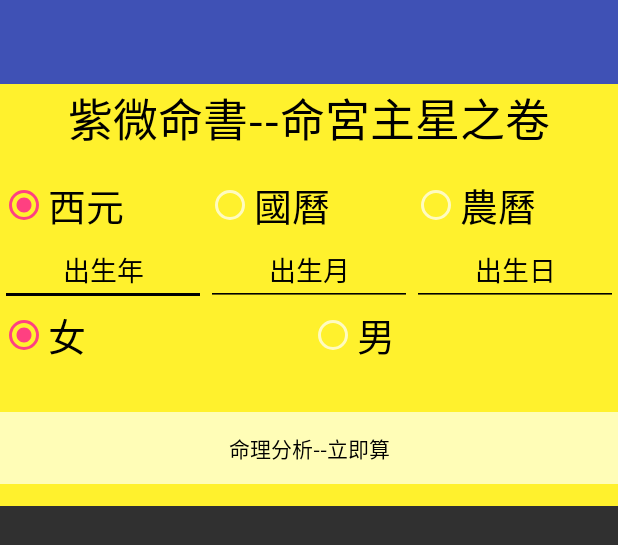
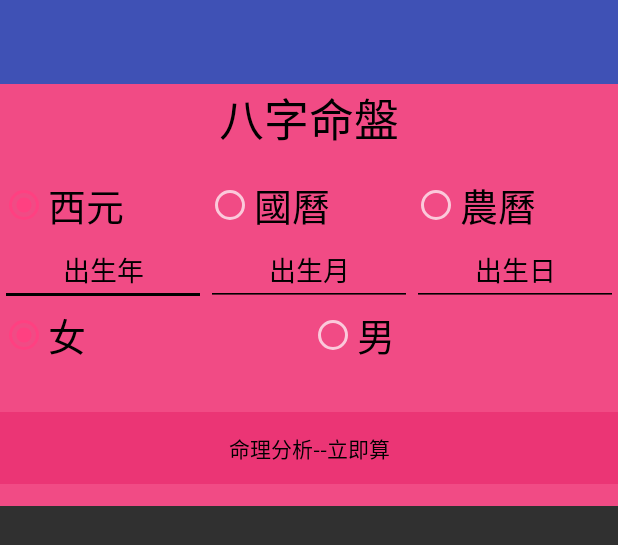
Before and after one commit to travor20814/DMCL2016_CSMUSE, an Android app: the layout eightwordminpan.xml on its own in the app's theme, with its tools: preview values and no code run, on a phone screen of 412 x 824 dp. Shown: the top 545 px of the screen. Run offline under Robolectric (Android 15) with nearby library versions, the phone set to English and light mode, and no system bars.

Commit message:
命書顏色顏色試改紫色，八字命盤做到一半

```diff
--- a/app/src/main/AndroidManifest.xml
+++ b/app/src/main/AndroidManifest.xml
@@ -86,6 +86,12 @@
             android:label="會員專區"
             android:theme="@style/AppTheme.NoActionBar">
         </activity>
+        <activity
+            android:screenOrientation="portrait"
+            android:name=".EightWordMinpanActivity"
+            android:label="八字命盤"
+            android:theme="@style/AppTheme.Base">
+        </activity>
     </application>
 
 </manifest>
--- a/app/src/main/java/dmcl/csmuse2016/HomePageActivity.java
+++ b/app/src/main/java/dmcl/csmuse2016/HomePageActivity.java
@@ -65,7 +65,8 @@ public class HomePageActivity extends Activity {
                     HomePageActivity.this.startActivity(intentMember);
                 }
                 if (v == imagebutton06){//八卦命盤
-
+                    Intent intent = new Intent(HomePageActivity.this,EightWordMinpanActivity.class);
+                    HomePageActivity.this.startActivity(intent);
                 }
             }
         };
@@ -74,6 +75,7 @@ public class HomePageActivity extends Activity {
         imagebutton03.setOnClickListener(handler);
         imagebutton04.setOnClickListener(handler);
         imagebutton05.setOnClickListener(handler);
+        imagebutton06.setOnClickListener(handler);
     }
     public void back_doNegativeClick() {
         // Do stuff here.
--- a/app/src/main/res/layout/minsu.xml
+++ b/app/src/main/res/layout/eightwordminpan.xml
@@ -10,7 +10,7 @@
     <!--這是測試用的textview 實際內容應該放各種主題 *layout_below-->
 
     <android.support.v7.widget.Toolbar
-        android:id="@+id/toolbar_minsu"
+        android:id="@+id/toolbar_eightwordminpan"
         android:layout_height="?attr/actionBarSize"
         android:layout_width="match_parent"
         android:background="?attr/colorPrimary">
@@ -20,7 +20,7 @@
         android:orientation="vertical"
         android:layout_width="match_parent"
         android:layout_height="wrap_content"
-        android:background="#fff12d"
+        android:background="#f14b85"
         android:layout_weight="0.03">
 
         <LinearLayout
@@ -36,7 +36,7 @@
 
                 android:textSize="30dp"
                 android:textAppearance="?android:attr/textAppearanceLarge"
-                android:text="紫微命書--命宮主星之卷" />
+                android:text="八字命盤" />
 
             <Space
                 android:layout_width="match_parent"
@@ -50,12 +50,12 @@
             android:layout_height="wrap_content"
             android:layout_below="@+id/editText_Birthday"
             android:orientation="horizontal"
-            android:id="@+id/Gruop_YearType">
+            android:id="@+id/Gruop_YearType2">
 
             <RadioButton
                 android:layout_width="wrap_content"
                 android:layout_height="wrap_content"
-                android:id="@+id/radio_west"
+                android:id="@+id/radio_west2"
                 android:text="西元"
                 android:textSize="25dp"
                 android:textColor="#000000"
@@ -65,7 +65,7 @@
             <RadioButton
                 android:layout_width="wrap_content"
                 android:layout_height="wrap_content"
-                android:id="@+id/radio_guo"
+                android:id="@+id/radio_guo2"
                 android:text="國曆"
                 android:textSize="25dp"
                 android:textColor="#000000"
@@ -76,7 +76,7 @@
             <RadioButton
                 android:layout_width="wrap_content"
                 android:layout_height="wrap_content"
-                android:id="@+id/radio_non"
+                android:id="@+id/radio_non2"
                 android:text="農曆"
                 android:textSize="25dp"
                 android:textColor="#000000"
@@ -94,7 +94,7 @@
                 android:layout_height="wrap_content"
                 android:layout_weight="1"
                 android:hint="出生年"
-                android:id="@+id/input_year_m"
+                android:id="@+id/input_year_m2"
                 android:textColor="#000000"
                 android:textColorHint="#000000"
                 android:backgroundTint="#000000"
@@ -105,7 +105,7 @@
                 android:layout_height="wrap_content"
                 android:layout_weight="1"
                 android:hint="出生月"
-                android:id="@+id/input_month_m"
+                android:id="@+id/input_month_m2"
                 android:textColor="#000000"
                 android:textColorHint="#000000"
                 android:backgroundTint="#000000"
@@ -116,7 +116,7 @@
                 android:layout_height="wrap_content"
                 android:layout_weight="1"
                 android:hint="出生日"
-                android:id="@+id/input_day_m"
+                android:id="@+id/input_day_m2"
                 android:textColor="#000000"
                 android:textColorHint="#000000"
                 android:backgroundTint="#000000"
@@ -129,7 +129,7 @@
             android:layout_height="wrap_content"
             android:layout_below="@+id/editText_Birthday"
             android:orientation="horizontal"
-            android:id="@+id/Gruop_Sex2">
+            android:id="@+id/Gruop_Sex3">
             <RadioButton
                 android:layout_width="wrap_content"
                 android:layout_height="wrap_content"
@@ -137,7 +137,7 @@
                 android:text="女"
                 android:textSize="25dp"
                 android:textAppearance="?android:attr/textAppearanceLarge"
-                android:id="@+id/radio_Female2"
+                android:id="@+id/radio_Female3"
                 android:layout_weight="0.5"
                 android:checked="true" />
 
@@ -148,7 +148,7 @@
                 android:textSize="25dp"
                 android:textColor="#000000"
                 android:textAppearance="?android:attr/textAppearanceLarge"
-                android:id="@+id/radio_Male2"
+                android:id="@+id/radio_Male3"
                 android:layout_weight="0.5"
                 android:checked="false" />
         </RadioGroup>
@@ -160,8 +160,8 @@
         <Spinner
             android:layout_width="match_parent"
             android:layout_height="wrap_content"
-            android:background="#bd000000"
-            android:id="@+id/spinner" />
+            android:background="#f3ff4492"
+            android:id="@+id/spinner2" />
 
 
         <Space
@@ -179,8 +179,8 @@
                 android:layout_height="fill_parent"
                 android:text="命理分析--立即算"
                 android:textColor="#000000"
-                android:background="#fffdb7"
-                android:id="@+id/button_Submit2" />
+                android:background="#eb3575"
+                android:id="@+id/button_Submit3" />
         </LinearLayout>
 
 
@@ -196,6 +196,6 @@
             android:orientation="vertical"
             android:layout_width="match_parent"
             android:layout_height="match_parent"
-            android:id="@+id/L2"></LinearLayout>
+            android:id="@+id/L3"></LinearLayout>
     </LinearLayout>
 </LinearLayout>
```
Also changed, not shown: app/src/main/java/dmcl/csmuse2016/EightWordMinpanActivity.java (added, +345 -0 lines), app/src/main/java/dmcl/csmuse2016/FragmentForMinsu.java (+4 -4 lines), app/src/main/res/layout/fragmentforminsu.xml (+5 -5 lines).
